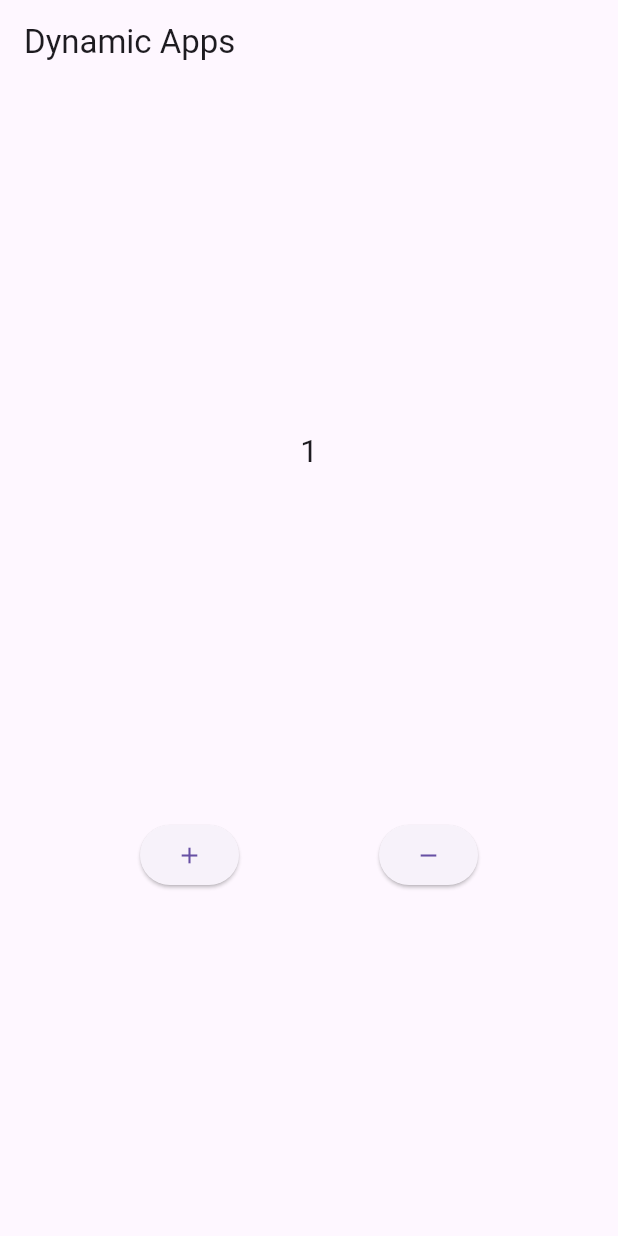
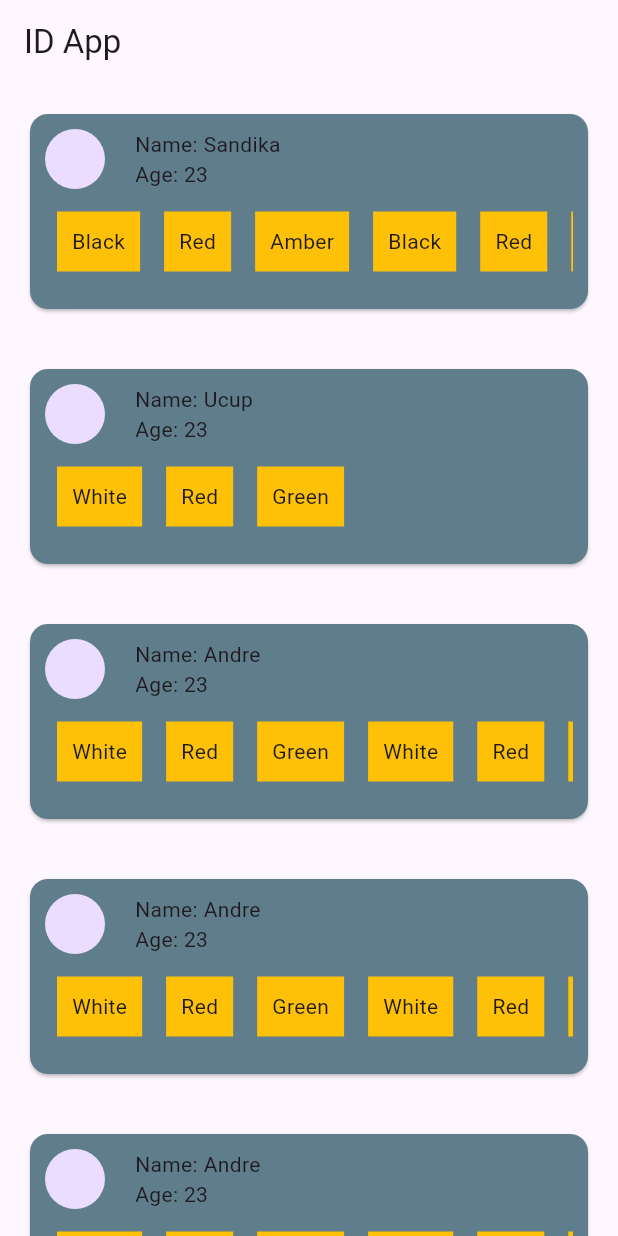
Before and after one commit to Alhaiza/flutter_core_concept, a Flutter app: the screen it shows after launch, on a phone screen of 412 x 824 dp. Run offline on Flutter 3.47's test engine with Material 3 defaults, Android fonts, the phone set to English and light mode, and no system bars; our stand-ins replace faker.

Commit message:
Mapping List

```diff
--- a/lib/main.dart
+++ b/lib/main.dart
@@ -5,56 +5,158 @@ void main() {
   runApp(MyApp());
 }
 
-class MyApp extends StatefulWidget {
+class MyApp extends StatelessWidget {
   const MyApp({super.key});
 
-  @override
-  State<MyApp> createState() => _MyAppState();
-}
+  static const List<Map<String, Object>> myList = [
+    {
+      "name": "Sandika",
+      "age": 23,
+      "favColor": [
+        "Black",
+        "Red",
+        "Amber",
+        "Black",
+        "Red",
+        "Amber",
+        "Black",
+        "Red",
+        "Amber",
+      ],
+    },
+    {
+      "name": "Ucup",
+      "age": 23,
+      "favColor": ["White", "Red", "Green"],
+    },
+    {
+      "name": "Andre",
+      "age": 23,
+      "favColor": [
+        "White",
+        "Red",
+        "Green",
+        "White",
+        "Red",
+        "Green",
+        "White",
+        "Red",
+        "Green",
+        "White",
+        "Red",
+        "Green",
+      ],
+    },
+    {
+      "name": "Andre",
+      "age": 23,
+      "favColor": [
+        "White",
+        "Red",
+        "Green",
+        "White",
+        "Red",
+        "Green",
+        "White",
+        "Red",
+        "Green",
+        "White",
+        "Red",
+        "Green",
+      ],
+    },
+    {
+      "name": "Andre",
+      "age": 23,
+      "favColor": [
+        "White",
+        "Red",
+        "Green",
+        "White",
+        "Red",
+        "Green",
+        "White",
+        "Red",
+        "Green",
+        "White",
+        "Red",
+        "Green",
+      ],
+    },
+    {
+      "name": "Andre",
+      "age": 23,
+      "favColor": [
+        "White",
+        "Red",
+        "Green",
+        "White",
+        "Red",
+        "Green",
+        "White",
+        "Red",
+        "Green",
+        "White",
+        "Red",
+        "Green",
+      ],
+    },
+  ];
 
-class _MyAppState extends State<MyApp> {
-  int counter = 1;
   @override
   Widget build(BuildContext context) {
     return MaterialApp(
       home: Scaffold(
-        appBar: AppBar(title: Text("Dynamic Apps")),
-        body: Column(
-          mainAxisAlignment: MainAxisAlignment.spaceEvenly,
+        appBar: AppBar(title: Text("ID App")),
+        body: ListView(
+          // Children nya dijadiin mappingan
+          children: myList.map((data) {
+            final List<String> myFavColor = data['favColor'] as List<String>;
+            return Card(
+              margin: EdgeInsets.all(20),
+              color: Colors.blueGrey,
+              child: Container(
+                margin: EdgeInsets.all(10),
+                child: Column(
+                  crossAxisAlignment: CrossAxisAlignment.start,
                   children: [
-            Text(
-              counter.toString(),
-              style: TextStyle(fontSize: 20 + double.parse(counter.toString())),
-            ),
                     Row(
-              mainAxisAlignment: MainAxisAlignment.spaceEvenly,
                       children: [
-                // Elevetd button tuh buat tombol yang manggil yang bisa ngerubah sesuatu
-                ElevatedButton(
-                  onPressed: () {
-                    setState(() {
-                      counter++;
-                    });
-                    print(counter);
-                  },
-                  child: Icon(Icons.add),
-                ),
-                ElevatedButton(
-                  onPressed: () {
-                    setState(() {
-                      if (counter != 1) {
-                        counter--;
-                      }
-                    });
-                    print(counter);
-                  },
-                  child: Icon(Icons.remove),
+                        CircleAvatar(),
+                        SizedBox(width: 20),
+                        Column(
+                          crossAxisAlignment: CrossAxisAlignment.start,
+                          children: [
+                            Text("Name: ${data['name']}"),
+                            Text("Age: ${data['age']}"),
+                          ],
                         ),
                       ],
+                    ),
+                    SingleChildScrollView(
+                      scrollDirection: Axis.horizontal,
+                      child: Row(
+                        mainAxisAlignment: MainAxisAlignment.start,
+                        children: myFavColor.map((color) {
+                          return Container(
+                            color: Colors.amber,
+                            margin: EdgeInsets.symmetric(
+                              vertical: 15,
+                              horizontal: 8,
+                            ),
+                            padding: EdgeInsets.all(10),
+                            child: Text(color),
+                          );
+                        }).toList(),
+                      ),
                     ),
                   ],
                 ),
               ),
             );
+          }).toList(),
+        ),
+      ),
+    );
   }
 }
```
Lines whose indentation alone changed are shown as unchanged.
